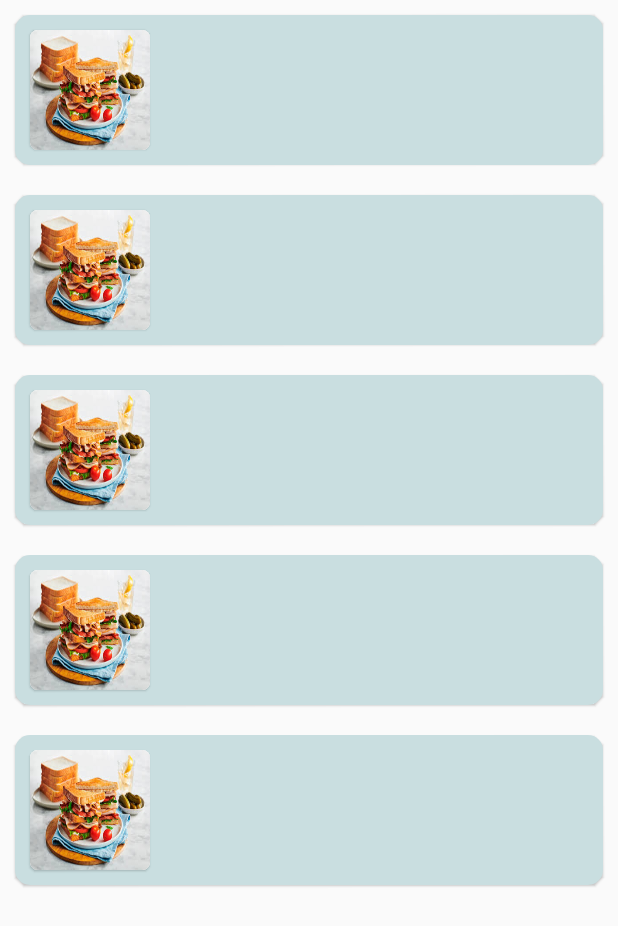
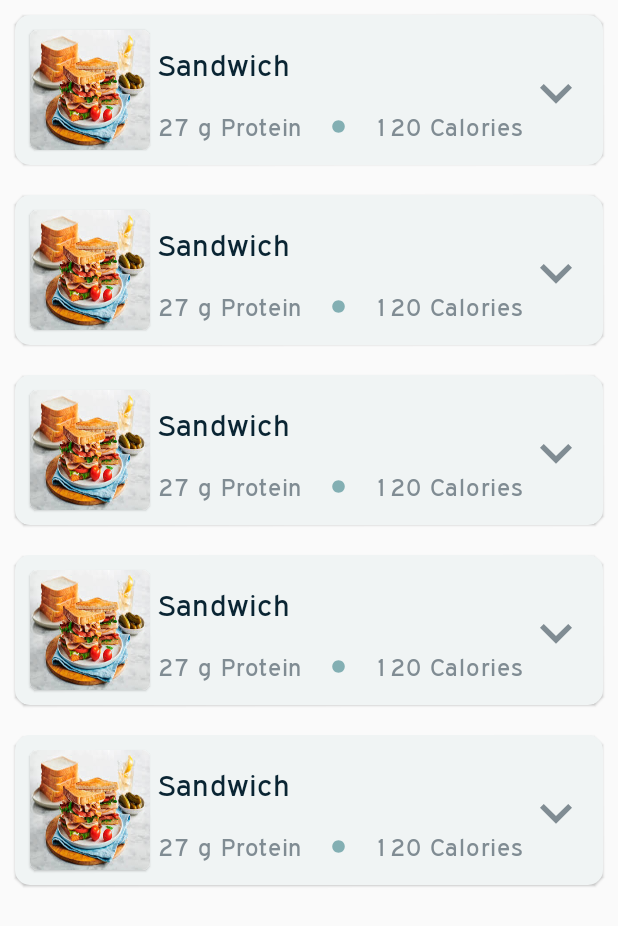
Before and after one commit to daly64/Receplio, an Android app built with Jetpack Compose: the screen it shows after launch (MainActivity), on a phone screen of 412 x 824 dp. Shown: the top 926 px of the screen. Run offline under Robolectric (Android 15) with nearby library versions, the phone set to English and light mode, and no system bars.

Commit message:
new commit

```diff
--- a/app/src/main/java/com/example/receplio/recipeCard.kt
+++ b/app/src/main/java/com/example/receplio/recipeCard.kt
@@ -3,15 +3,19 @@ package com.example.receplio
 import androidx.compose.foundation.Image
 import androidx.compose.foundation.layout.*
 import androidx.compose.material.Card
+import androidx.compose.material.Icon
+import androidx.compose.material.IconButton
+import androidx.compose.material.Text
 import androidx.compose.runtime.Composable
 import androidx.compose.ui.Modifier
 import androidx.compose.ui.layout.ContentScale
 import androidx.compose.ui.res.painterResource
-import androidx.compose.ui.res.stringResource
 import androidx.compose.ui.tooling.preview.Preview
 import androidx.compose.ui.unit.dp
 import com.example.receplio.ui.theme.Shapes
+import com.example.receplio.ui.theme.Typography
 import com.example.receplio.ui.theme.cardBackgroundColor
+import com.example.receplio.ui.theme.secondaryColor
 
 
 @Composable
@@ -34,15 +38,52 @@ fun RecipeCard() {
                 Image(
                     painter =
                     painterResource(id = R.drawable.sandwich),
-                    contentDescription = stringResource(id = R.string.sandwich),
+                    contentDescription = "sandwich",
                     contentScale = ContentScale.FillBounds
                 )
             }
+            Column(
+                modifier = Modifier
+                    .padding(5.dp, 10.dp, 0.dp, 0.dp)
+                    .fillMaxWidth(.85f),
+            )
+            {
+                Text(text = "Sandwich", style = Typography.h6)
+                Row(
+                    modifier = Modifier
+                        .padding(0.dp, 20.dp, 0.dp, 0.dp)
+                        .fillMaxSize(),
+                    horizontalArrangement = Arrangement.SpaceBetween
+                ) {
+                    Text(text = "27 g Protein", style = Typography.body1)
+                    Image(
+                        painter =
+                        painterResource(id = R.drawable.dote),
+                        contentDescription = "dote",
+                        contentScale = ContentScale.FillBounds,
+                        modifier = Modifier.padding(0.dp, 5.dp, 0.dp, 0.dp)
+                    )
+                    Text(text = "120 Calories", style = Typography.body1)
+                }
 
+            }
+
+            IconButton(
+                modifier = Modifier
+                    .size(64.dp)
+                    .padding(0.dp, 20.dp, 0.dp, 0.dp),
+                onClick = { }
+            ) {
+                Icon(
+                    painter = painterResource(id = R.drawable.arrow_down),
+                    contentDescription = "arrow down",
+                    Modifier.fillMaxSize(),
+                    tint = secondaryColor
+                )
+            }
         }
+    }
 
-
-    }
 
 }
 
--- a/app/src/main/java/com/example/receplio/ui/theme/Color.kt
+++ b/app/src/main/java/com/example/receplio/ui/theme/Color.kt
@@ -6,7 +6,7 @@ import androidx.compose.ui.graphics.Color
 
 //val blackColor = Color(0xFF000000)
 val whiteColor = Color(0xFFFFFFFF)
-val cardBackgroundColor = Color(0xFFC9DEE0)
+val cardBackgroundColor = Color(0xFFF0F4F4)
 val mainTextColor= Color(0xFF0A2533)
 val mainColor = Color(0xFF85B1B4)
 val secondaryColor = Color(0xFF808C93)
--- a/app/src/main/java/com/example/receplio/ui/theme/Type.kt
+++ b/app/src/main/java/com/example/receplio/ui/theme/Type.kt
@@ -12,14 +12,19 @@ val expressWay = FontFamily(Font(R.font.expressway, weight = FontWeight.Normal))
 val expressWayBold = FontFamily(Font(R.font.expressway, weight = FontWeight.Bold))
 
 // Set of Material typography styles to start with
+
 val Typography = Typography(
     body1 = TextStyle(
         fontFamily = expressWay,
-        fontSize = 16.sp
+        fontSize = 16.sp,
+        color = secondaryColor,
+        letterSpacing = 0.5.sp
     ),
-    h1 = TextStyle(
+    h6 = TextStyle(
         fontFamily = expressWayBold,
-        fontSize = 32.sp
+        color = mainTextColor,
+        fontSize = 20.sp,
+        letterSpacing = 0.15.sp
     )
     /* Other default text styles to override
     button = TextStyle(
--- /dev/null
+++ b/app/src/main/res/drawable/arrow_down.xml
@@ -0,0 +1,5 @@
+<vector android:height="24dp" android:tint="#565758"
+    android:viewportHeight="24" android:viewportWidth="24"
+    android:width="24dp" xmlns:android="http://schemas.android.com/apk/res/android">
+    <path android:fillColor="@android:color/white" android:pathData="M7.41,8.59L12,13.17l4.59,-4.58L18,10l-6,6 -6,-6 1.41,-1.41z"/>
+</vector>
--- /dev/null
+++ b/app/src/main/res/drawable/dote.xml
@@ -0,0 +1,5 @@
+<vector android:height="10dp" android:tint="#83AFB3"
+    android:viewportHeight="24" android:viewportWidth="24"
+    android:width="10dp" xmlns:android="http://schemas.android.com/apk/res/android">
+    <path android:fillColor="@android:color/white" android:pathData="M12,2C6.47,2 2,6.47 2,12s4.47,10 10,10 10,-4.47 10,-10S17.53,2 12,2z"/>
+</vector>
--- a/app/src/main/res/values/strings.xml
+++ b/app/src/main/res/values/strings.xml
@@ -1,4 +1,3 @@
 <resources>
     <string name="app_name">Receplio</string>
-    <string name="sandwich">Sandwich</string>
 </resources>
```
